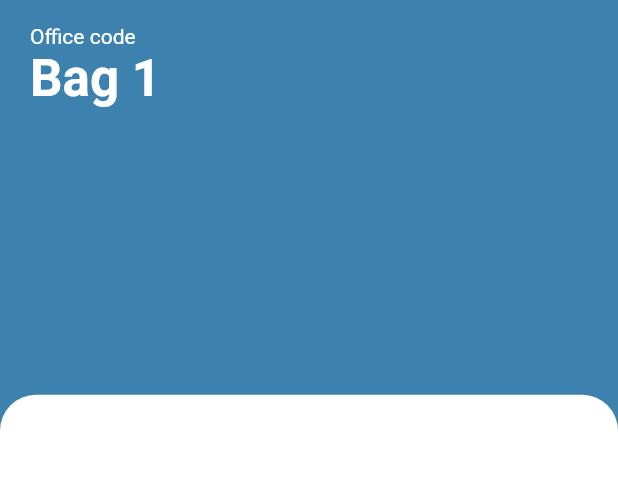
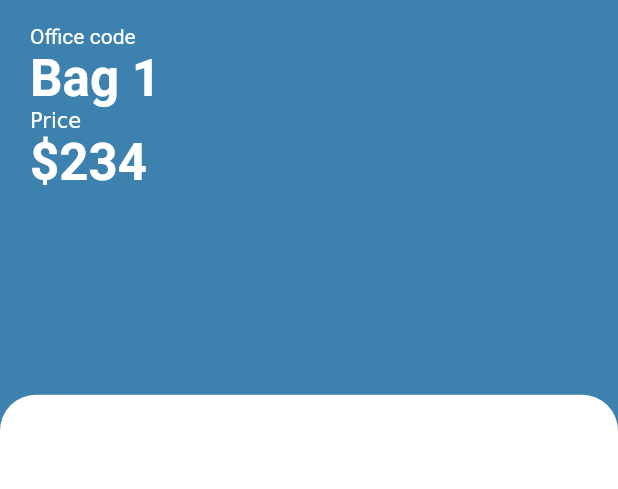
Before and after one commit to muwongelawrence-tech/flutter_ecommerce_app, a Flutter app: the screen it shows after launch, after a tap on "Bag 1", on a phone screen of 412 x 824 dp, the part 60-549 px from its top. Run offline on Flutter 3.47's test engine with Material 2 defaults, Android fonts, the phone set to English and light mode, and no system bars; our stand-ins replace flutter_svg.

```diff
--- a/lib/screens/details/details_screen_body.dart
+++ b/lib/screens/details/details_screen_body.dart
@@ -52,6 +52,26 @@ class DetailsBody extends StatelessWidget{
                              )
                            ),
 
+                           Row(
+                             children: <Widget>[
+                                RichText(
+                                  text: TextSpan(
+                                      children: [
+                                       const  TextSpan(text: "Price\n"),
+
+                                        TextSpan(
+                                            text:"\$${product.price}",
+                                            style: Theme.of(context).textTheme.headline4!.copyWith(
+                                                color: Colors.white,
+                                                fontWeight: FontWeight.bold
+                                            )
+                                        )
+                                      ]
+                                  )
+                                )
+                             ],
+                           )
+
                         ],
                      )
                   ),
```
